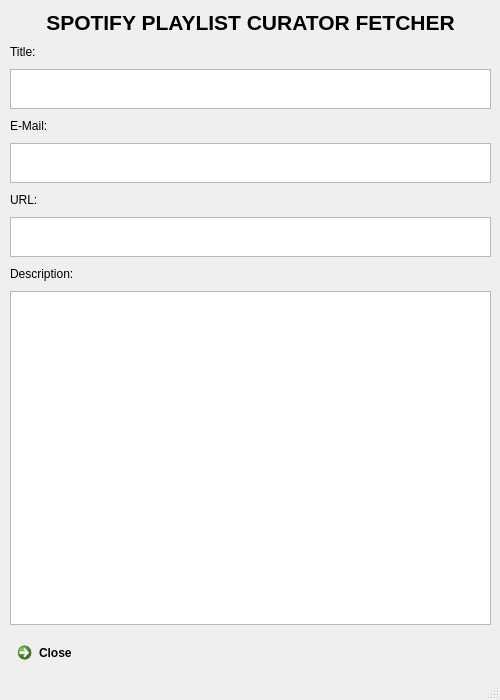
The window that playlist_detail.ui (MLK97/Spotify-Playlist-Curator-Fetcher) describes before a commit, drawn with Qt 5.
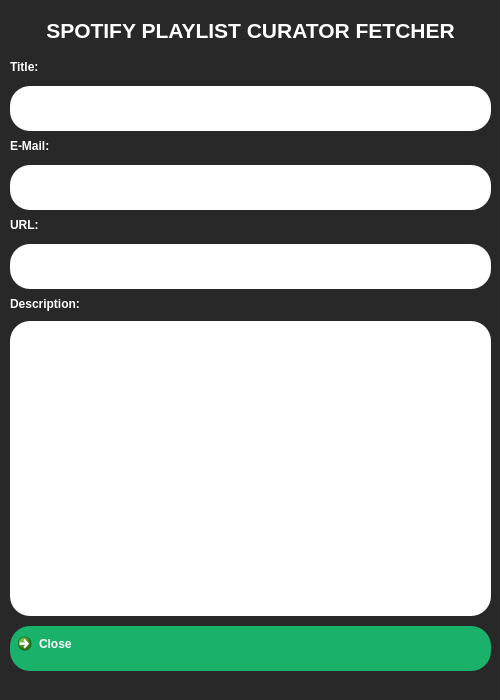
The same window after the commit.

Commit message: updated playlist detail ui

```diff
--- a/playlist_detail.ui
+++ b/playlist_detail.ui
@@ -13,6 +13,9 @@
   <property name="windowTitle">
    <string>MainWindow</string>
   </property>
+  <property name="styleSheet">
+   <string notr="true">background: #282828</string>
+  </property>
   <widget class="QWidget" name="main_frame">
    <widget class="QWidget" name="verticalLayoutWidget">
     <property name="geometry">
@@ -48,6 +51,13 @@
          <bold>true</bold>
         </font>
        </property>
+       <property name="layoutDirection">
+        <enum>Qt::LeftToRight</enum>
+       </property>
+       <property name="styleSheet">
+        <string notr="true">color: #ffffff;
+padding: 10px 10px 10px 10px</string>
+       </property>
        <property name="text">
         <string>SPOTIFY PLAYLIST CURATOR FETCHER</string>
        </property>
@@ -60,6 +70,15 @@
       <layout class="QVBoxLayout" name="detail_content">
        <item>
         <widget class="QLabel" name="title_label">
+         <property name="font">
+          <font>
+           <weight>75</weight>
+           <bold>true</bold>
+          </font>
+         </property>
+         <property name="styleSheet">
+          <string notr="true">color: #ffffff</string>
+         </property>
          <property name="text">
           <string>Title:</string>
          </property>
@@ -67,12 +86,30 @@
        </item>
        <item>
         <widget class="QTextEdit" name="title_input">
+         <property name="minimumSize">
+          <size>
+           <width>0</width>
+           <height>45</height>
+          </size>
+         </property>
          <property name="maximumSize">
           <size>
            <width>500</width>
            <height>40</height>
           </size>
          </property>
+         <property name="font">
+          <font>
+           <pointsize>10</pointsize>
+           <weight>75</weight>
+           <bold>true</bold>
+          </font>
+         </property>
+         <property name="styleSheet">
+          <string notr="true">padding: 10px 10px 10px 10px;
+border-radius: 20px;
+background-color: #ffffff;</string>
+         </property>
          <property name="readOnly">
           <bool>true</bool>
          </property>
@@ -80,6 +117,15 @@
        </item>
        <item>
         <widget class="QLabel" name="email_label">
+         <property name="font">
+          <font>
+           <weight>75</weight>
+           <bold>true</bold>
+          </font>
+         </property>
+         <property name="styleSheet">
+          <string notr="true">color: #ffffff</string>
+         </property>
          <property name="text">
           <string>E-Mail:</string>
          </property>
@@ -87,12 +133,33 @@
        </item>
        <item>
         <widget class="QTextEdit" name="email_input">
+         <property name="enabled">
+          <bool>true</bool>
+         </property>
+         <property name="minimumSize">
+          <size>
+           <width>0</width>
+           <height>45</height>
+          </size>
+         </property>
          <property name="maximumSize">
           <size>
            <width>500</width>
            <height>40</height>
           </size>
          </property>
+         <property name="font">
+          <font>
+           <pointsize>10</pointsize>
+           <weight>75</weight>
+           <bold>true</bold>
+          </font>
+         </property>
+         <property name="styleSheet">
+          <string notr="true">padding: 10px 10px 10px 10px;
+border-radius: 20px;
+background-color: #ffffff</string>
+         </property>
          <property name="readOnly">
           <bool>true</bool>
          </property>
@@ -100,6 +167,15 @@
        </item>
        <item>
         <widget class="QLabel" name="url_label">
+         <property name="font">
+          <font>
+           <weight>75</weight>
+           <bold>true</bold>
+          </font>
+         </property>
+         <property name="styleSheet">
+          <string notr="true">color: #ffffff</string>
+         </property>
          <property name="text">
           <string>URL:</string>
          </property>
@@ -107,12 +183,30 @@
        </item>
        <item>
         <widget class="QTextEdit" name="url_input">
+         <property name="minimumSize">
+          <size>
+           <width>0</width>
+           <height>45</height>
+          </size>
+         </property>
          <property name="maximumSize">
           <size>
            <width>500</width>
            <height>40</height>
           </size>
          </property>
+         <property name="font">
+          <font>
+           <pointsize>10</pointsize>
+           <weight>75</weight>
+           <bold>true</bold>
+          </font>
+         </property>
+         <property name="styleSheet">
+          <string notr="true">padding: 10px 10px 10px 10px;
+border-radius: 20px;
+background-color: #ffffff</string>
+         </property>
          <property name="readOnly">
           <bool>true</bool>
          </property>
@@ -120,6 +214,15 @@
        </item>
        <item>
         <widget class="QLabel" name="desc_label">
+         <property name="font">
+          <font>
+           <weight>75</weight>
+           <bold>true</bold>
+          </font>
+         </property>
+         <property name="styleSheet">
+          <string notr="true">color: #ffffff</string>
+         </property>
          <property name="text">
           <string>Description:</string>
          </property>
@@ -133,6 +236,18 @@
            <height>16777215</height>
           </size>
          </property>
+         <property name="font">
+          <font>
+           <pointsize>10</pointsize>
+           <weight>75</weight>
+           <bold>true</bold>
+          </font>
+         </property>
+         <property name="styleSheet">
+          <string notr="true">padding: 10px 10px 10px 10px;
+border-radius: 20px;
+background-color: #ffffff</string>
+         </property>
          <property name="readOnly">
           <bool>true</bool>
          </property>
@@ -140,9 +255,31 @@
        </item>
        <item>
         <widget class="QCommandLinkButton" name="back_button">
+         <property name="minimumSize">
+          <size>
+           <width>0</width>
+           <height>45</height>
+          </size>
+         </property>
+         <property name="layoutDirection">
+          <enum>Qt::LeftToRight</enum>
+         </property>
+         <property name="styleSheet">
+          <string notr="true">padding: 10px 10px 10px 10px;
+border-radius: 20px;
+background-color: #1ab26b;
+color: #ffffff
+</string>
+         </property>
          <property name="text">
           <string>Close</string>
          </property>
+         <property name="iconSize">
+          <size>
+           <width>40</width>
+           <height>40</height>
+          </size>
+         </property>
         </widget>
        </item>
       </layout>
```
The commit also changes 1 other file.
